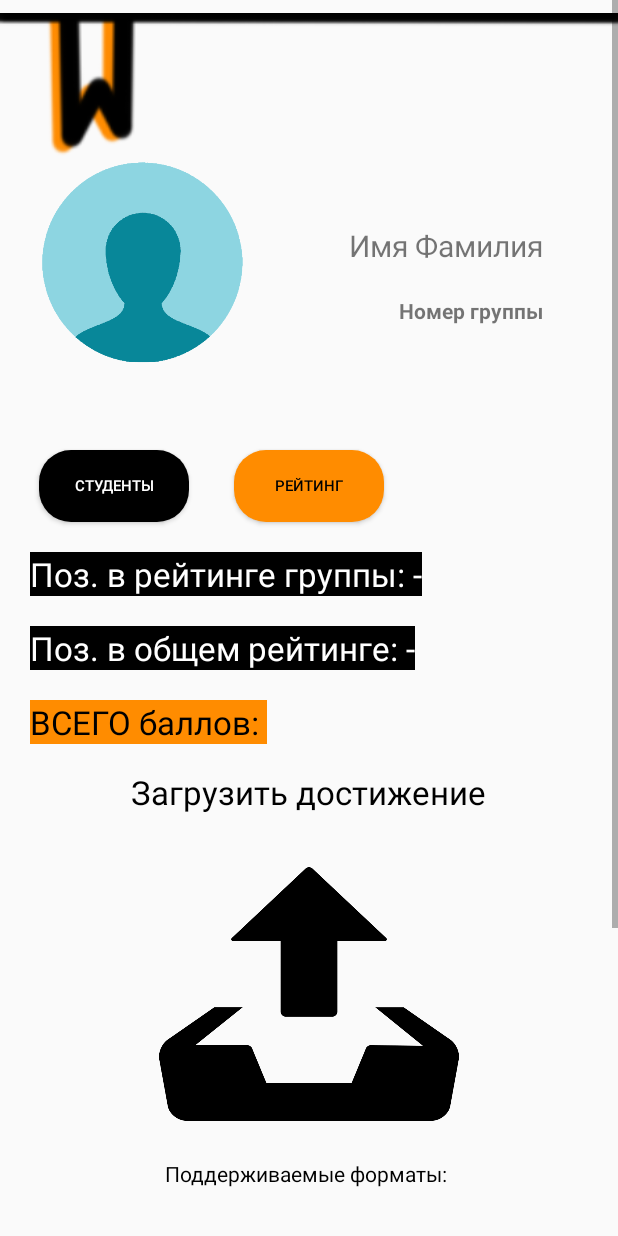
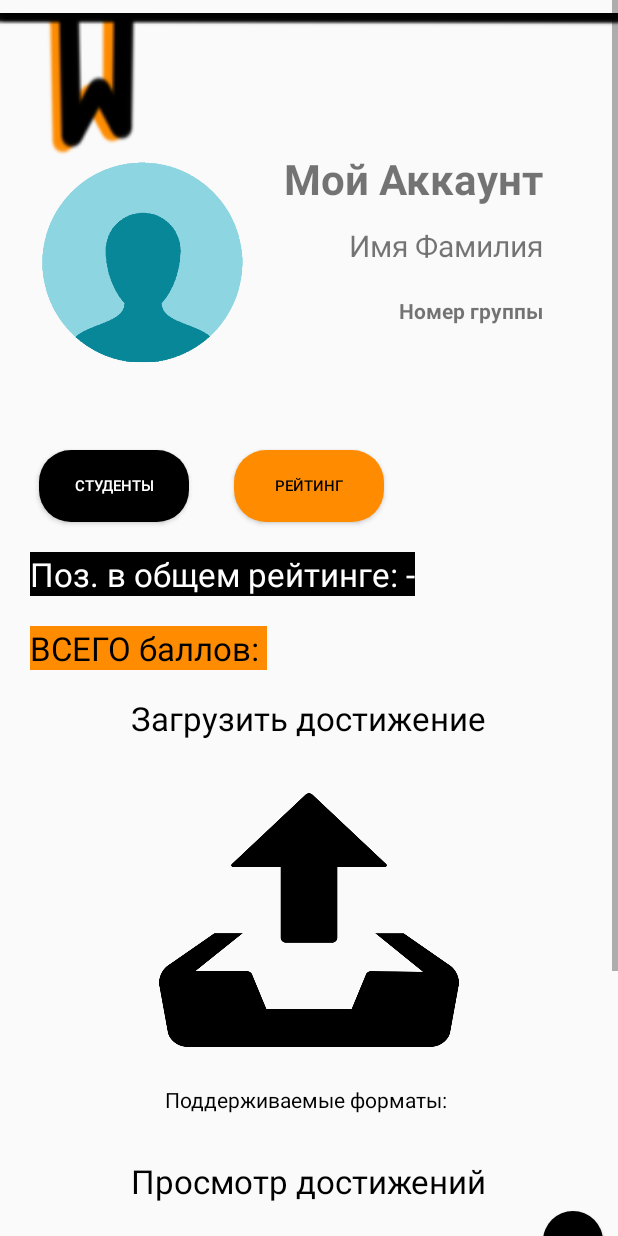
Before and after one commit to GIDROPES/NGIEURATE, an Android app: the layout activity_profile_user.xml on its own in the app's theme, with its tools: preview values and no code run, on a phone screen of 412 x 824 dp. Run offline under Robolectric (Android 15) with nearby library versions, the phone set to English and light mode, and no system bars.

Commit message:
Other student Profile started

```diff
--- a/app/src/main/java/com/example/ngieurate/LoginUser.java
+++ b/app/src/main/java/com/example/ngieurate/LoginUser.java
@@ -54,7 +54,7 @@ public class LoginUser extends AppCompatActivity {
     private String FIO;
     private String group_number;
     private Integer points;
-    private Integer position_group, position_general;
+    private Integer position_group, position_general, instit_code;
 
     private SharedPreferences userData;
 
@@ -137,6 +137,7 @@ public class LoginUser extends AppCompatActivity {
                 intent.putExtra("position_general", position_general);
                 intent.putExtra("position_group", position_group);
                 intent.putExtra("idAchiev", idAchiev);
+                intent.putExtra("instit_code", instit_code);
                 intent.putExtra("ownerOfAccount", true);
                 startActivity(intent);
             }
@@ -168,6 +169,7 @@ public class LoginUser extends AppCompatActivity {
             idAchiev = Integer.parseInt(connector.sendQueryToSQLgetString("SELECT ACHIEVMENTS_ID FROM STUDENT_DATA WHERE ID=\'"+id+"\';"));
             //count = Integer.parseInt(connector.sendQueryToSQLgetString("SELECT COUNT(*) FROM ACHIEVMENTS WHERE  OWN_ID_FOR_SEARCH ="+idAchiev+";"));
             //writeToPreferences(FIO, group_number, points, position_general, position_group, idAchiev,count);
+            instit_code = Integer.parseInt(connector.sendQueryToSQLgetString("SELECT INSTIT_CODE FROM STUDENT_DATA WHERE ID=\'"+id+"\';"));
         }
 
         private void writeToPreferences(String fio, String group,  Integer pnts, Integer pos_gen, Integer pos_gr,int idAchievment, int ownCount){
--- a/app/src/main/java/com/example/ngieurate/SQLSenderConnector.java
+++ b/app/src/main/java/com/example/ngieurate/SQLSenderConnector.java
@@ -16,8 +16,7 @@ public class SQLSenderConnector {
     @SuppressLint("NewApi")
     private Connection connection;
     private String
-            //ip = "192.168.43.118",
-            ip = "192.168.0.4",
+            ip = "192.168.56.1",
             port = "1433",
             dbName = "NGIEURATE",
             username = "kir",
--- a/app/src/main/res/layout/activity_profile_user.xml
+++ b/app/src/main/res/layout/activity_profile_user.xml
@@ -84,24 +84,12 @@
                             android:textColor="@color/black"
                             android:textSize="10dp" />
 
-                        <TextView
-                            android:id="@+id/positionInGroup"
-                            android:layout_width="wrap_content"
-                            android:layout_height="wrap_content"
-                            android:layout_below="@id/studentsBtn"
-                            android:layout_alignParentStart="true"
-                            android:layout_marginStart="20dp"
-                            android:layout_marginTop="20dp"
-                            android:background="@color/black"
-                            android:text="Поз. в рейтинге группы: -"
-                            android:textColor="@color/white"
-                            android:textSize="22dp" />
 
                         <TextView
                             android:id="@+id/positionOfAll"
                             android:layout_width="wrap_content"
                             android:layout_height="wrap_content"
-                            android:layout_below="@id/positionInGroup"
+                            android:layout_below="@id/checkRateBtn"
                             android:layout_alignParentStart="true"
                             android:layout_marginStart="20dp"
                             android:layout_marginTop="20dp"
@@ -115,9 +103,9 @@
                             android:layout_width="wrap_content"
                             android:layout_height="wrap_content"
                             android:layout_below="@+id/allPoints"
+                            android:layout_centerHorizontal="true"
                             android:layout_marginTop="17dp"
                             android:text="Загрузить достижение"
-                            android:layout_centerHorizontal="true"
                             android:textColor="@color/black"
                             android:textSize="22dp" />
 
@@ -198,7 +186,8 @@
                             android:background="@drawable/button_ripped"
                             android:text="Посмотреть списком"
                             android:textColor="@color/white"
-                            android:textStyle="bold" />
+                            android:textStyle="bold"
+                            android:visibility="invisible"/>
 
                         <Button
                             android:id="@+id/deleteImage"
@@ -235,6 +224,18 @@
                             android:text="ВСЕГО баллов: "
                             android:textColor="@color/black"
                             android:textSize="22dp" />
+
+                        <TextView
+                            android:id="@+id/myAccountTXT"
+                            android:layout_width="wrap_content"
+                            android:layout_height="wrap_content"
+                            android:layout_alignParentTop="true"
+                            android:layout_alignParentEnd="true"
+                            android:layout_marginTop="100dp"
+                            android:layout_marginEnd="50dp"
+                            android:text="Мой Аккаунт"
+                            android:textSize="28dp"
+                            android:textStyle="bold" />
                 </RelativeLayout>
 
         </ScrollView>
```
Also changed, not shown: app/src/main/java/com/example/ngieurate/ProfileUser.java (+28 -10 lines), app/src/main/java/com/example/ngieurate/ShowTable.java (+31 -9 lines).
